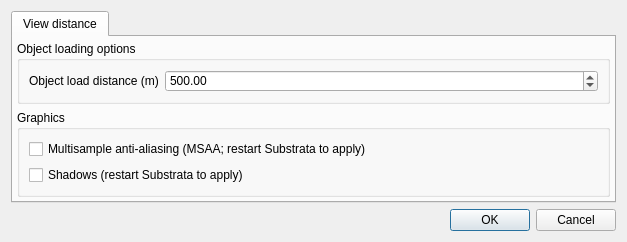
Before: the Qt Designer form gui_client/MainOptionsDialog.ui in shipilovden/substrata-metasiberia, drawn with Qt 5.
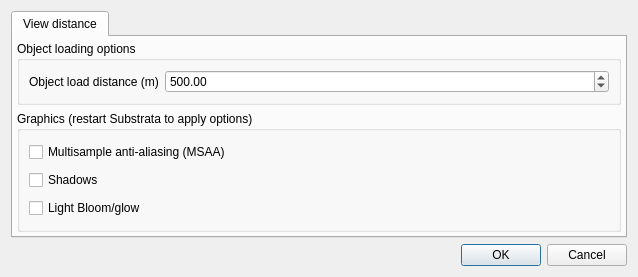
After: the same form once the commit is applied.

Commit message: Added bloom option in MainOptionsDialog.

Patch:
```diff
--- a/gui_client/MainOptionsDialog.ui
+++ b/gui_client/MainOptionsDialog.ui
@@ -6,8 +6,8 @@
    <rect>
     <x>0</x>
     <y>0</y>
-    <width>627</width>
-    <height>230</height>
+    <width>638</width>
+    <height>277</height>
    </rect>
   </property>
   <property name="windowTitle">
@@ -89,20 +89,27 @@
        <item>
         <widget class="QGroupBox" name="groupBox">
          <property name="title">
-          <string>Graphics</string>
+          <string>Graphics (restart Substrata to apply options)</string>
          </property>
          <layout class="QVBoxLayout" name="verticalLayout_2">
           <item>
            <widget class="QCheckBox" name="MSAACheckBox">
             <property name="text">
-             <string>Multisample anti-aliasing (MSAA; restart Substrata to apply)</string>
+             <string>Multisample anti-aliasing (MSAA)</string>
             </property>
            </widget>
           </item>
           <item>
            <widget class="QCheckBox" name="shadowsCheckBox">
             <property name="text">
-             <string>Shadows (restart Substrata to apply)</string>
+             <string>Shadows</string>
+            </property>
+           </widget>
+          </item>
+          <item>
+           <widget class="QCheckBox" name="bloomCheckBox">
+            <property name="text">
+             <string>Light Bloom/glow</string>
             </property>
            </widget>
           </item>
```
The commit also changes 3 other files.
